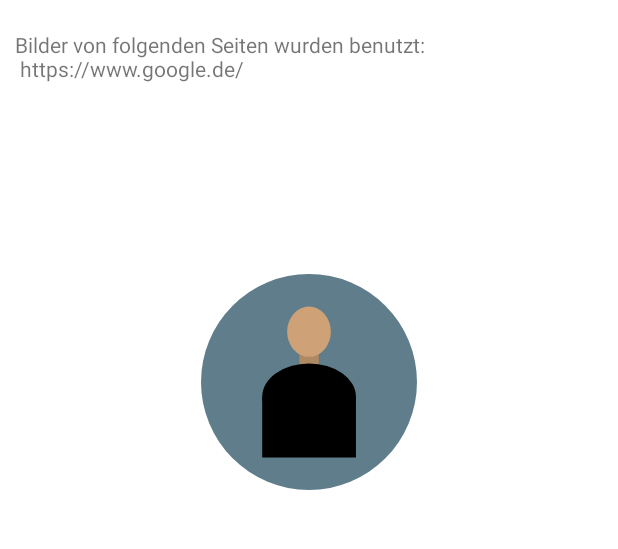
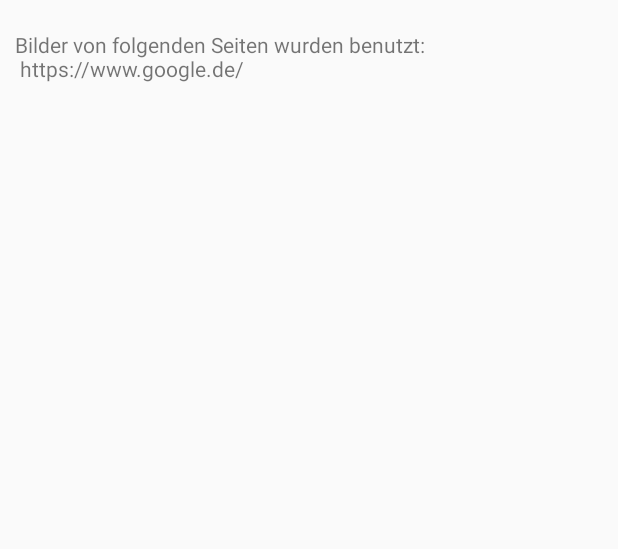
Before and after one commit to lnbs97/Studigotchi, an Android app: the InfoActivity screen opened directly, with no data from a screen before it, on a phone screen of 412 x 824 dp, the part 236-785 px from its top. Run offline under Robolectric (Android 15) with nearby library versions, the phone set to English and light mode, and no system bars.

Commit message:
Alten LaunchScreen entfernt

```diff
--- a/app/src/main/AndroidManifest.xml
+++ b/app/src/main/AndroidManifest.xml
@@ -8,7 +8,7 @@
         android:label="@string/app_name"
         android:roundIcon="@mipmap/ic_launcher_round"
         android:supportsRtl="true"
-        android:theme="@style/AppTheme.Launcher">
+        android:theme="@style/AppTheme">
         <activity android:name=".InfoActivity"></activity>
         <activity android:name=".MainActivity" />
         <activity android:name=".DeathActivity" />
--- a/app/src/main/res/drawable/launch_screen.xml
+++ /dev/null
@@ -1,9 +0,0 @@
-<?xml version="1.0" encoding="utf-8"?>
-<layer-list xmlns:android="http://schemas.android.com/apk/res/android">
-    <item android:drawable="@android:color/white" />
-    <item
-        android:drawable="@drawable/studigotchi_launch_screen_icon"
-        android:gravity="center"
-        android:height="144dp"
-        android:width="144dp" />
-</layer-list>
--- a/app/src/main/res/values/styles.xml
+++ b/app/src/main/res/values/styles.xml
@@ -8,8 +8,4 @@
         <item name="colorAccent">@color/colorAccent</item>
     </style>
 
-    <style name="AppTheme.Launcher" parent="AppTheme">
-        <item name="android:windowBackground">@drawable/launch_screen</item>
-    </style>
-
 </resources>
```
